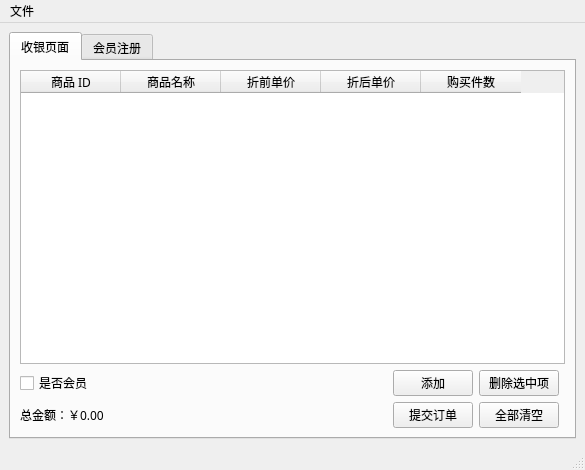
Qt form design/client/ui/seller-window.ui (smdsbz/database-experiment) before a commit.
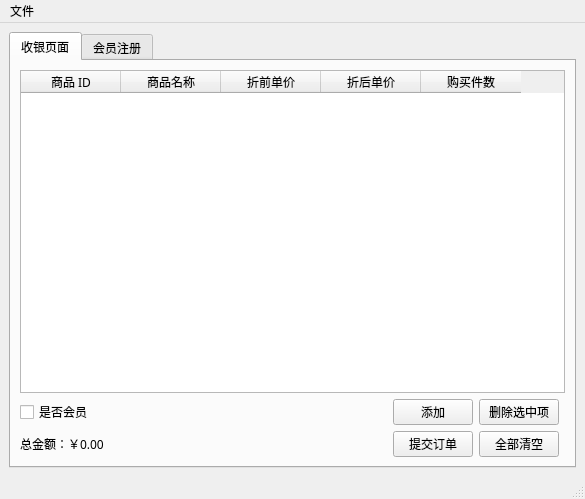
The same form after that commit.

Diff of the .ui file:
```diff
--- a/design/client/ui/seller-window.ui
+++ b/design/client/ui/seller-window.ui
@@ -7,7 +7,7 @@
     <x>0</x>
     <y>0</y>
     <width>585</width>
-    <height>470</height>
+    <height>499</height>
    </rect>
   </property>
   <property name="font">
```
